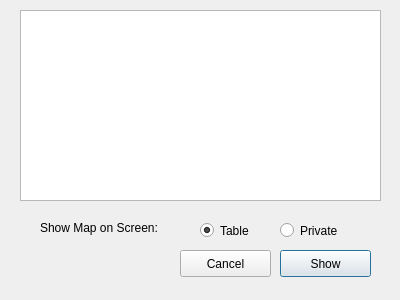
Old version of the form src/dm/forms/ShowMapDialog.ui in the repository guyvdb/Multi-Touch.
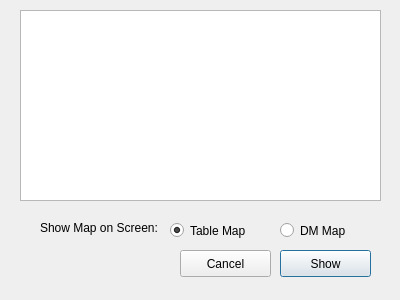
New version of the form.

Patch:
```diff
--- a/src/dm/forms/ShowMapDialog.ui
+++ b/src/dm/forms/ShowMapDialog.ui
@@ -26,14 +26,14 @@
   <widget class="QRadioButton" name="rbTable">
    <property name="geometry">
     <rect>
-     <x>200</x>
+     <x>170</x>
      <y>220</y>
-     <width>71</width>
+     <width>101</width>
      <height>21</height>
     </rect>
    </property>
    <property name="text">
-    <string>Table</string>
+    <string>Table Map</string>
    </property>
    <property name="checked">
     <bool>true</bool>
@@ -44,12 +44,12 @@
     <rect>
      <x>280</x>
      <y>220</y>
-     <width>107</width>
+     <width>81</width>
      <height>21</height>
     </rect>
    </property>
    <property name="text">
-    <string>Private</string>
+    <string>DM Map</string>
    </property>
   </widget>
   <widget class="QLabel" name="label">
```
Left out of the diff: 2 changed lines with no effect on the pictures.
